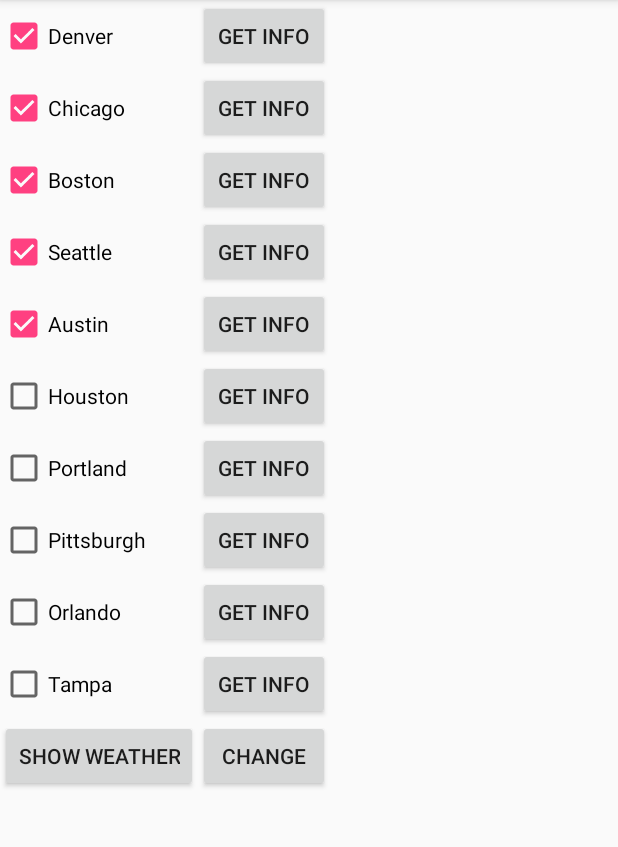
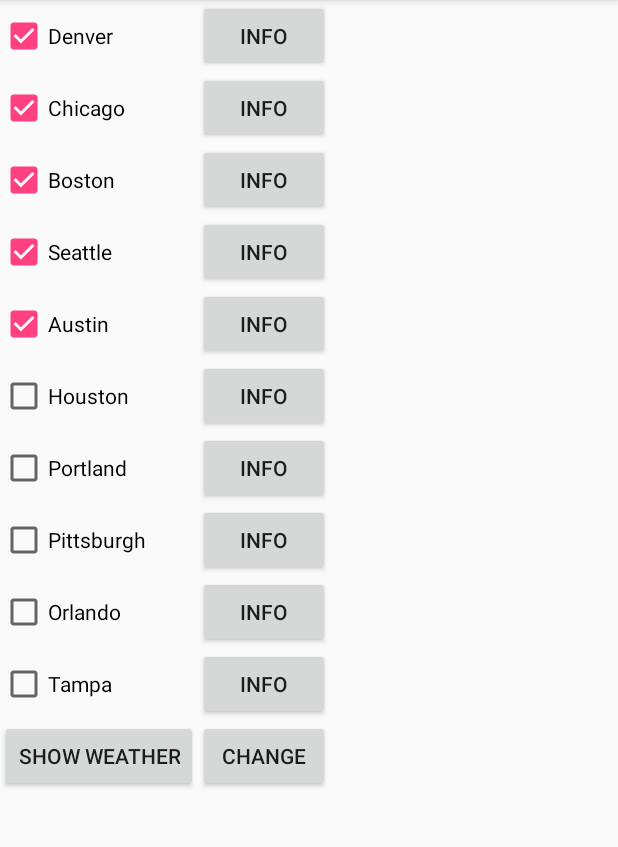
Before and after one commit to pranjalsk/hybrid-android-app, an Android app: the screen it shows after launch (SelectCities), on a phone screen of 412 x 824 dp, the part 84-931 px from its top. Run offline under Robolectric (Android 15) with nearby library versions, the phone set to English and light mode, and no system bars.

Commit message:
city hyperlinks

```diff
--- a/app/src/main/java/edu/asu/ser421/lab6/hybridapp/CityInfoWebview.java
+++ b/app/src/main/java/edu/asu/ser421/lab6/hybridapp/CityInfoWebview.java
@@ -25,10 +25,9 @@ public class CityInfoWebview extends AppCompatActivity {
 
         browser.setWebViewClient(new CustomWebViewClient());
 
-
         // enable JS
         WebSettings webSettings = browser.getSettings();
-
+        webSettings.setJavaScriptEnabled(false);
         webSettings.setAllowUniversalAccessFromFileURLs(true);
         webSettings.setDomStorageEnabled(true);
 
--- a/app/src/main/res/layout/activity_select_cities.xml
+++ b/app/src/main/res/layout/activity_select_cities.xml
@@ -18,7 +18,7 @@
         android:id="@+id/btnDenver"
         android:layout_width="wrap_content"
         android:layout_height="wrap_content"
-        android:text="Get info" />
+        android:text="Info" />
 
     <CheckBox
         android:id="@+id/chkChicago"
@@ -31,7 +31,7 @@
         android:id="@+id/btnChicago"
         android:layout_width="wrap_content"
         android:layout_height="wrap_content"
-        android:text="Get info" />
+        android:text="Info" />
 
     <CheckBox
         android:id="@+id/chkBoston"
@@ -44,7 +44,7 @@
         android:id="@+id/btnBoston"
         android:layout_width="wrap_content"
         android:layout_height="wrap_content"
-        android:text="Get info" />
+        android:text="Info" />
 
     <CheckBox
         android:id="@+id/chkSeattle"
@@ -57,7 +57,7 @@
         android:id="@+id/btnSeattle"
         android:layout_width="wrap_content"
         android:layout_height="wrap_content"
-        android:text="Get info" />
+        android:text="Info" />
 
     <CheckBox
         android:id="@+id/chkAustin"
@@ -70,7 +70,7 @@
         android:id="@+id/btnAustin"
         android:layout_width="wrap_content"
         android:layout_height="wrap_content"
-        android:text="Get info" />
+        android:text="Info" />
 
     <CheckBox
         android:id="@+id/chkHouston"
@@ -82,7 +82,7 @@
         android:id="@+id/btnHouston"
         android:layout_width="wrap_content"
         android:layout_height="wrap_content"
-        android:text="Get info" />
+        android:text="Info" />
 
     <CheckBox
         android:id="@+id/chkPortland"
@@ -94,7 +94,7 @@
         android:id="@+id/btnPortland"
         android:layout_width="wrap_content"
         android:layout_height="wrap_content"
-        android:text="Get info" />
+        android:text="Info" />
 
     <CheckBox
         android:id="@+id/chkPittsburgh"
@@ -106,7 +106,7 @@
         android:id="@+id/btnPittsburgh"
         android:layout_width="wrap_content"
         android:layout_height="wrap_content"
-        android:text="Get info" />
+        android:text="Info" />
 
     <CheckBox
         android:id="@+id/chkOrlando"
@@ -118,7 +118,7 @@
         android:id="@+id/btnOrlando"
         android:layout_width="wrap_content"
         android:layout_height="wrap_content"
-        android:text="Get info" />
+        android:text="Info" />
 
     <CheckBox
         android:id="@+id/chkTampa"
@@ -130,7 +130,7 @@
         android:id="@+id/btnTampa"
         android:layout_width="wrap_content"
         android:layout_height="wrap_content"
-        android:text="Get info" />
+        android:text="Info" />
 
     <Button
         android:id="@+id/showWeather"
```
